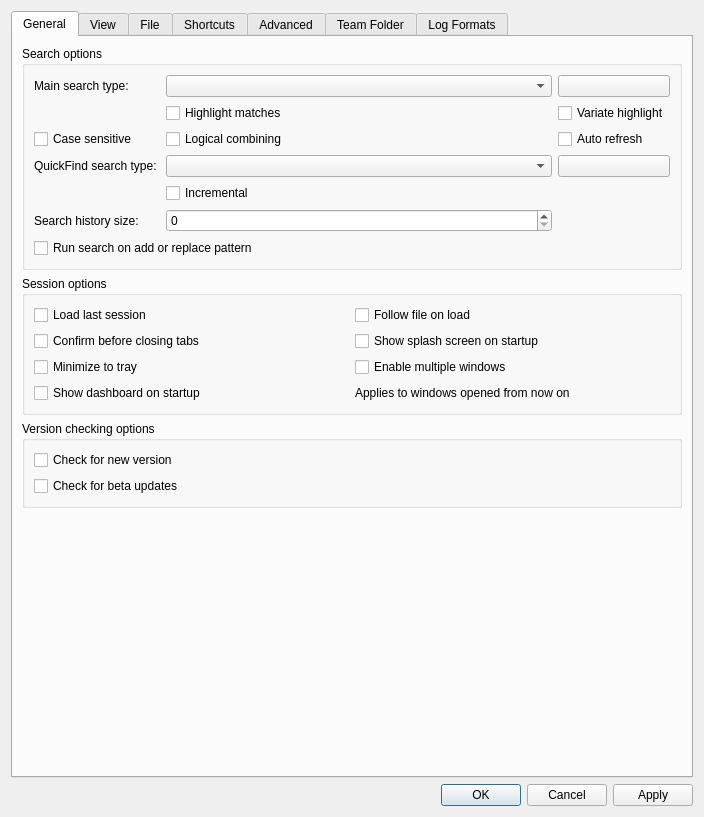
This is src/ui/include/optionsdialog.ui in 64x-lunicorn/LogSquirl as Qt 5 draws it before an edit. The edited form follows.
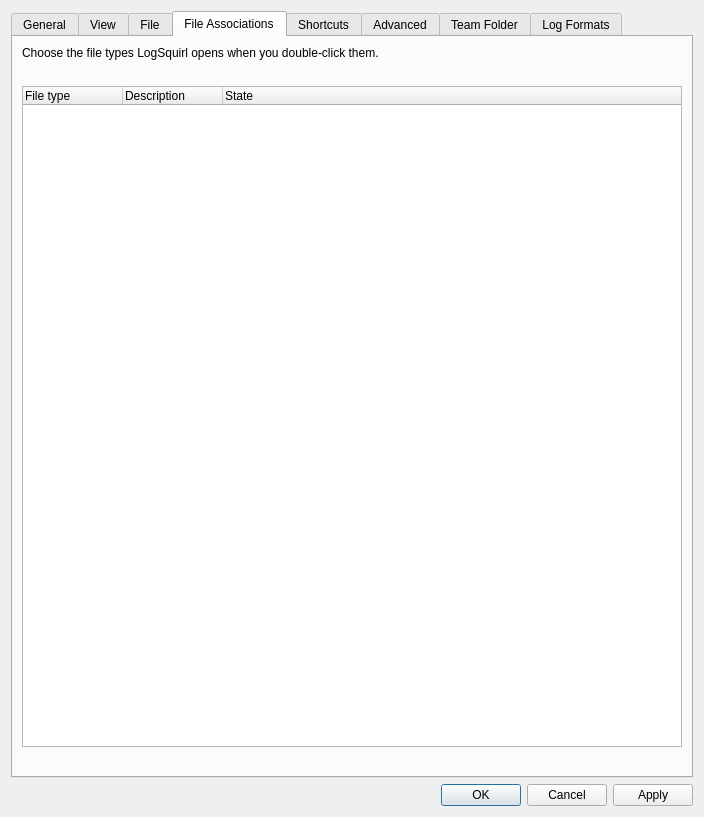
This is the edited form. The open tabs and pages were chosen to show the change.

Commit message: The Options Dialog has a File Associations page, working on Linux (#720)

Patch:
```diff
--- a/src/ui/include/optionsdialog.ui
+++ b/src/ui/include/optionsdialog.ui
@@ -787,6 +787,98 @@
        </item>
       </layout>
      </widget>
+     <widget class="QWidget" name="fileAssociationsTab">
+      <attribute name="title">
+       <string>File Associations</string>
+      </attribute>
+      <layout class="QVBoxLayout" name="fileAssociationsLayout">
+       <item>
+        <widget class="QLabel" name="fileAssociationsIntroLabel">
+         <property name="text">
+          <string>Choose the file types LogSquirl opens when you double-click them.</string>
+         </property>
+         <property name="wordWrap">
+          <bool>true</bool>
+         </property>
+        </widget>
+       </item>
+       <item>
+        <widget class="QWidget" name="fileAssociationsUnavailable" native="true">
+         <layout class="QHBoxLayout" name="fileAssociationsUnavailableLayout">
+          <property name="leftMargin">
+           <number>0</number>
+          </property>
+          <property name="topMargin">
+           <number>0</number>
+          </property>
+          <property name="rightMargin">
+           <number>0</number>
+          </property>
+          <property name="bottomMargin">
+           <number>0</number>
+          </property>
+          <item alignment="Qt::AlignTop">
+           <widget class="QLabel" name="fileAssociationsUnavailableIconLabel"/>
+          </item>
+          <item>
+           <widget class="QLabel" name="fileAssociationsUnavailableLabel">
+            <property name="wordWrap">
+             <bool>true</bool>
+            </property>
+            <property name="sizePolicy">
+             <sizepolicy hsizetype="Expanding" vsizetype="Preferred">
+              <horstretch>1</horstretch>
+              <verstretch>0</verstretch>
+             </sizepolicy>
+            </property>
+           </widget>
+          </item>
+         </layout>
+        </widget>
+       </item>
+       <item>
+        <widget class="QTreeWidget" name="fileAssociationsTree">
+         <property name="rootIsDecorated">
+          <bool>false</bool>
+         </property>
+         <property name="itemsExpandable">
+          <bool>false</bool>
+         </property>
+         <property name="uniformRowHeights">
+          <bool>true</bool>
+         </property>
+         <property name="editTriggers">
+          <set>QAbstractItemView::NoEditTriggers</set>
+         </property>
+         <property name="selectionMode">
+          <enum>QAbstractItemView::NoSelection</enum>
+         </property>
+         <column>
+          <property name="text">
+           <string>File type</string>
+          </property>
+         </column>
+         <column>
+          <property name="text">
+           <string>Description</string>
+          </property>
+         </column>
+         <column>
+          <property name="text">
+           <string>State</string>
+          </property>
+         </column>
+        </widget>
+       </item>
+       <item>
+        <widget class="QLabel" name="fileAssociationsNoteLabel">
+         <property name="wordWrap">
+          <bool>true</bool>
+         </property>
+        </widget>
+       </item>
+      </layout>
+     </widget>
      <widget class="QWidget" name="shortcutsTab">
       <attribute name="title">
        <string>Shortcuts</string>
```
The commit also changes 19 other files.
